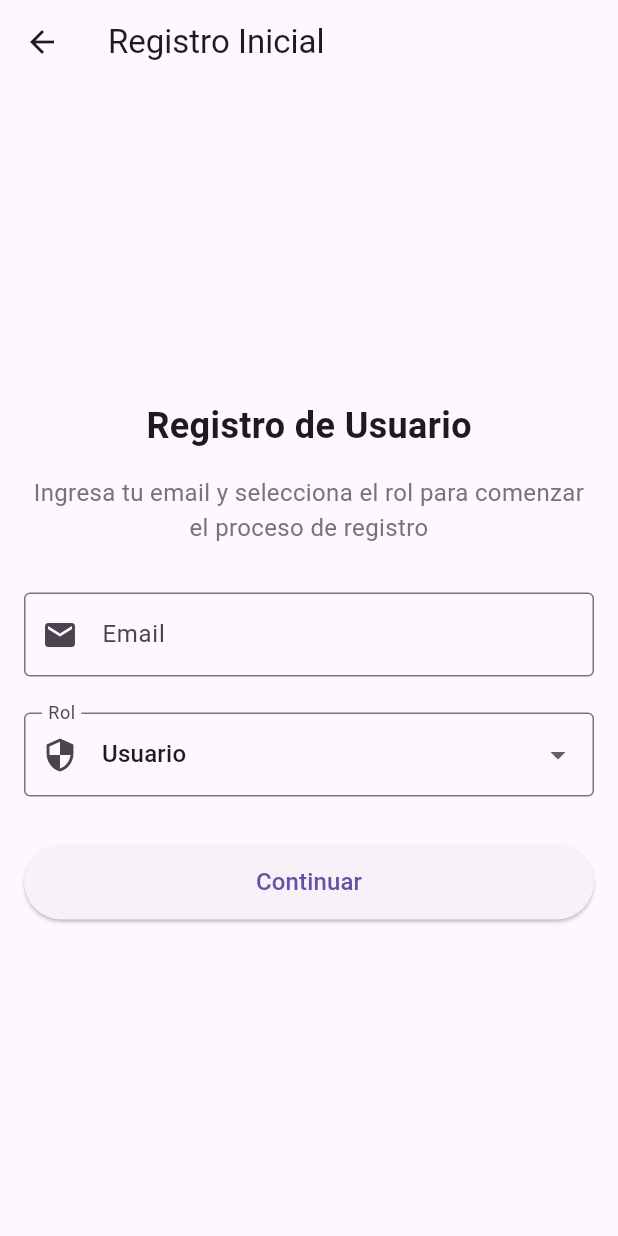
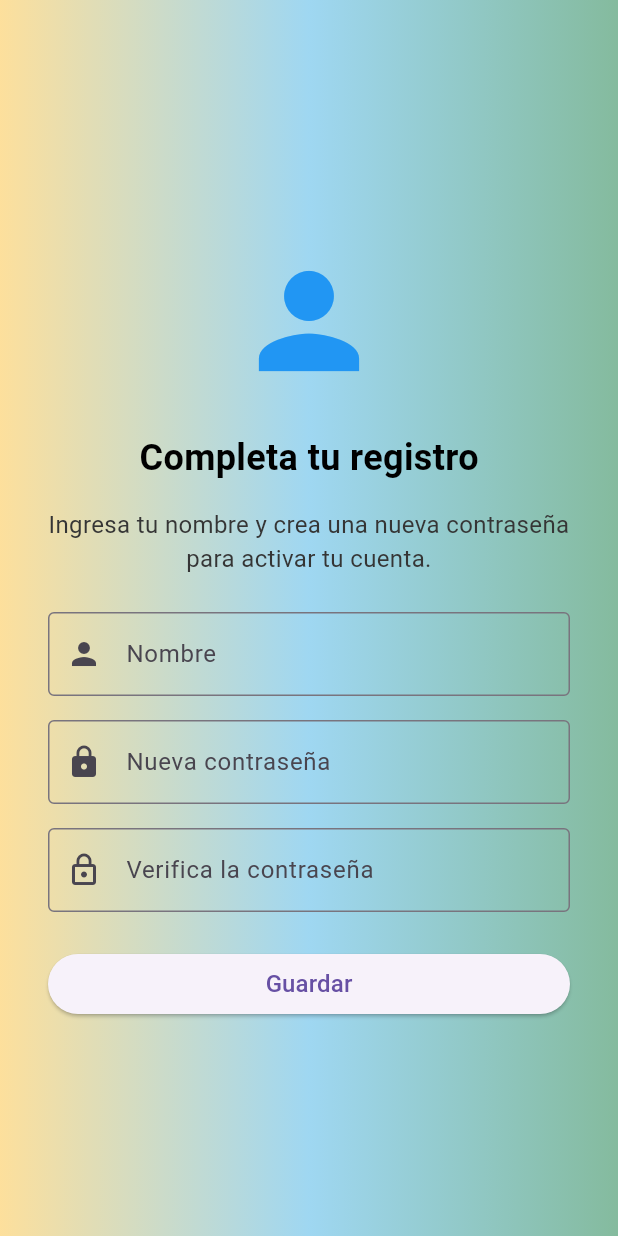
Before and after one commit to slumrike2/GEMA-Frontend, a Flutter app: the InitialRegisterScreen screen opened directly, on a phone screen of 412 x 824 dp. Run offline on Flutter 3.47's test engine with Material 3 defaults, Android fonts, the phone set to English and light mode, and no system bars; our stand-ins replace flutter_dotenv, supabase_flutter; accounts and stored records are empty.

Commit message:
fixed again the user login

```diff
--- a/FrontEnd/lib/Screens/initial_register.dart
+++ b/FrontEnd/lib/Screens/initial_register.dart
@@ -1,135 +1,191 @@
 import 'package:flutter/material.dart';
-import '../Services/user_service.dart';
+import 'package:frontend/Services/user_service.dart';
+import 'package:supabase_flutter/supabase_flutter.dart';
+import 'package:uuid/uuid.dart';
 
 class InitialRegisterScreen extends StatefulWidget {
   const InitialRegisterScreen({super.key});
 
+  static const String routeName = '/initial-register';
+
   @override
-  _InitialRegisterScreenState createState() => _InitialRegisterScreenState();
+  State<InitialRegisterScreen> createState() => _InitialRegisterScreenState();
 }
 
 class _InitialRegisterScreenState extends State<InitialRegisterScreen> {
   final _formKey = GlobalKey<FormState>();
-  final _emailController = TextEditingController();
+  final _nameController = TextEditingController();
   final _passwordController = TextEditingController();
-  String _selectedRole = 'user';
-  bool _isLoading = false;
+  final _passwordVerifyController = TextEditingController();
+  bool _loading = false;
 
   @override
   Widget build(BuildContext context) {
     return Scaffold(
-      appBar: AppBar(
-        title: const Text('Registro Inicial'),
+      body: Container(
+        decoration: const BoxDecoration(
+          gradient: LinearGradient(
+            begin: Alignment.centerLeft,
+            end: Alignment.centerRight,
+            colors: [
+              Color.fromARGB(122, 252, 198, 48),
+              Color.fromARGB(122, 55, 180, 227),
+              Color.fromARGB(122, 0, 121, 52),
+            ],
           ),
-      body: Padding(
-        padding: const EdgeInsets.all(16.0),
+        ),
+        child: SizedBox.expand(
+          child: Center(
+            child: SingleChildScrollView(
+              padding: const EdgeInsets.symmetric(
+                horizontal: 32.0,
+                vertical: 24.0,
+              ),
+              child: ConstrainedBox(
+                constraints: const BoxConstraints(maxWidth: 400),
                 child: Form(
                   key: _formKey,
                   child: Column(
-            mainAxisAlignment: MainAxisAlignment.center,
+                    mainAxisSize: MainAxisSize.min,
                     children: [
-              Text(
-                'Registro de Usuario',
-                style: const TextStyle(fontSize: 24, fontWeight: FontWeight.bold),
+                      const SizedBox(height: 60),
+                      Icon(Icons.person, size: 100, color: Colors.blue),
+                      const SizedBox(height: 24),
+                      const Text(
+                        'Completa tu registro',
+                        style: TextStyle(
+                          fontSize: 24,
+                          fontWeight: FontWeight.bold,
+                          color: Color.fromARGB(255, 0, 0, 0),
+                        ),
                       ),
                       const SizedBox(height: 16),
-              Text(
-                'Ingresa tu email y selecciona el rol para comenzar el proceso de registro',
-                style: TextStyle(fontSize: 16, color: Colors.grey[600]),
+                      const Text(
+                        'Ingresa tu nombre y crea una nueva contraseña para activar tu cuenta.',
+                        style: TextStyle(
+                          fontSize: 16,
+                          color: Color.fromARGB(255, 53, 53, 53),
+                        ),
                         textAlign: TextAlign.center,
                       ),
-              const SizedBox(height: 32),
+                      const SizedBox(height: 24),
                       TextFormField(
-                controller: _emailController,
+                        key: const Key('nameField'),
+                        controller: _nameController,
                         decoration: const InputDecoration(
-                  labelText: 'Email',
+                          labelText: 'Nombre',
                           border: OutlineInputBorder(),
-                  prefixIcon: Icon(Icons.email),
+                          prefixIcon: Icon(Icons.person),
                         ),
-                keyboardType: TextInputType.emailAddress,
                         validator: (value) {
-                  if (value == null || value.isEmpty) {
-                    return 'Por favor ingresa tu email';
-                  }
-                  if (!value.contains('@')) {
-                    return 'Por favor ingresa un email válido';
+                          if (value == null || value.trim().isEmpty) {
+                            return 'Por favor ingresa tu nombre';
                           }
                           return null;
                         },
+                        autovalidateMode: AutovalidateMode.onUserInteraction,
+                      ),
+                      const SizedBox(height: 16),
+                      TextFormField(
+                        key: const Key('passwordField'),
+                        controller: _passwordController,
+                        obscureText: true,
+                        decoration: const InputDecoration(
+                          labelText: 'Nueva contraseña',
+                          border: OutlineInputBorder(),
+                          prefixIcon: Icon(Icons.lock),
+                        ),
+                        validator: (value) {
+                          if (value == null || value.isEmpty) {
+                            return 'Por favor ingresa una contraseña';
+                          }
+                          if (value.length < 6) {
+                            return 'La contraseña debe tener al menos 6 caracteres';
+                          }
+                          return null;
+                        },
+                        autovalidateMode: AutovalidateMode.onUserInteraction,
+                      ),
+                      const SizedBox(height: 16),
+                      TextFormField(
+                        key: const Key('passwordVerifyField'),
+                        controller: _passwordVerifyController,
+                        obscureText: true,
+                        decoration: const InputDecoration(
+                          labelText: 'Verifica la contraseña',
+                          border: OutlineInputBorder(),
+                          prefixIcon: Icon(Icons.lock_outline),
+                        ),
+                        validator: (value) {
+                          if (value == null || value.isEmpty) {
+                            return 'Por favor verifica la contraseña';
+                          }
+                          if (value != _passwordController.text) {
+                            return 'Las contraseñas no coinciden';
+                          }
+                          return null;
+                        },
+                        autovalidateMode: AutovalidateMode.onUserInteraction,
                       ),
                       const SizedBox(height: 24),
-              DropdownButtonFormField<String>(
-                value: _selectedRole,
-                decoration: const InputDecoration(
-                  labelText: 'Rol',
-                  border: OutlineInputBorder(),
-                  prefixIcon: Icon(Icons.security),
-                ),
-                items: const [
-                  DropdownMenuItem(value: 'user', child: Text('Usuario')),
-                  DropdownMenuItem(value: 'admin', child: Text('Administrador')),
-                ],
-                onChanged: (value) {
-                  if (value != null) {
-                    setState(() {
-                      _selectedRole = value;
-                    });
-                  }
-                },
-              ),
-              const SizedBox(height: 32),
-              SizedBox(
+                      _loading
+                          ? const CircularProgressIndicator()
+                          : SizedBox(
                             width: double.infinity,
-                height: 50,
                             child: ElevatedButton(
-                  onPressed: _isLoading ? null : _registerUser,
-                  child: _isLoading
-                    ? const CircularProgressIndicator(color: Colors.white)
-                    : const Text(
-                        'Continuar',
+                              onPressed: _handleRegister,
+                              child: const Text(
+                                'Guardar',
                                 style: TextStyle(fontSize: 16),
                               ),
                             ),
                           ),
+                      const SizedBox(height: 40),
                     ],
+                  ),
+                ),
+              ),
+            ),
           ),
         ),
       ),
     );
   }
 
-  Future<void> _registerUser() async {
-    if (!_formKey.currentState!.validate()) return;
-
-    setState(() => _isLoading = true);
-
+  Future<void> _handleRegister() async {
+    SupabaseClient supabase = Supabase.instance.client;
+    final isValid = _formKey.currentState?.validate() ?? false;
+    if (!isValid) {
+      setState(() => _loading = false);
+      return;
+    }
+    setState(() => _loading = true);
     try {
-      await UserService.create(
-        email: _emailController.text,
-        role: _selectedRole,
+      await UserService.updateName(
+        supabase.auth.currentUser?.id ?? '',
+        _nameController.text.trim(),
       );
+      await UserService.changeCurrentUserPassword(
+        _passwordController.text.trim(),
+      );
+      if (!mounted) return;
+      Navigator.pushReplacementNamed(context, '/admin');
+    } catch (e) {
+      if (mounted) {
         ScaffoldMessenger.of(context).showSnackBar(
-        const SnackBar(
-          content: Text('Se ha enviado un enlace de confirmación a tu email'),
-          backgroundColor: Colors.green,
-        ),
+          SnackBar(content: Text('Error: $e'), backgroundColor: Colors.red),
         );
-      Navigator.pushReplacementNamed(context, '/login');
-    } catch (e) {
-      ScaffoldMessenger.of(context).showSnackBar(
-        SnackBar(
-          content: Text('Error: $e'),
-          backgroundColor: Colors.red,
-        ),
-      );
+      }
     } finally {
-      setState(() => _isLoading = false);
+      if (mounted) setState(() => _loading = false);
     }
   }
 
   @override
   void dispose() {
-    _emailController.dispose();
+    _nameController.dispose();
+    _passwordController.dispose();
+    _passwordVerifyController.dispose();
     super.dispose();
   }
 }
--- a/FrontEnd/lib/Services/user_service.dart
+++ b/FrontEnd/lib/Services/user_service.dart
@@ -35,12 +35,16 @@ class UserService {
       final List<dynamic> data = jsonDecode(response.body);
       return data
           .map((e) => User.fromJson(e))
-          .where((user) =>
-              (user.name?.trim().isNotEmpty ?? false) &&
-              (user.email?.trim().isNotEmpty ?? false))
+          .where(
+            (user) =>
+                (user.name?.trim().isNotEmpty ?? false) &&
+                (user.email?.trim().isNotEmpty ?? false),
+          )
           .toList();
     } else {
-      throw Exception('Error al obtener usuarios disponibles: ${response.statusCode}');
+      throw Exception(
+        'Error al obtener usuarios disponibles: ${response.statusCode}',
+      );
     }
   }
 
@@ -55,10 +59,15 @@ class UserService {
   }
 
   // Crear usuario: recibe email y rol, genera password aleatoria y registra en Supabase y backend
-  static Future<void> create({required String email, required String role}) async {
-    final chars = "ABCDEFGHIJKLMNOPQRSTUVWXYZabcdefghijklmnopqrstuvwxyz0123456789";
+  static Future<void> create({
+    required String email,
+    required String role,
+  }) async {
+    final chars =
+        "ABCDEFGHIJKLMNOPQRSTUVWXYZabcdefghijklmnopqrstuvwxyz0123456789";
     final rand = Random.secure();
-    final password = List.generate(16, (index) => chars[rand.nextInt(chars.length)]).join();
+    final password =
+        List.generate(16, (index) => chars[rand.nextInt(chars.length)]).join();
 
     final uuidResponse = await signUpUser(email, password);
     final uuid = uuidResponse.user?.id;
@@ -112,4 +121,17 @@ class UserService {
       throw Exception('Error al eliminar usuario: ${response.statusCode}');
     }
   }
+
+  static Future<void> updateName(String uuid, String name) async {
+    final response = await http.put(
+      Uri.parse('$baseUrl/name/$uuid'),
+      headers: {'Content-Type': 'application/json'},
+      body: jsonEncode({'name': name}),
+    );
+    if (response.statusCode != 200) {
+      throw Exception(
+        'Error al actualizar nombre de usuario: \\${response.statusCode}',
+      );
+    }
+  }
 }
--- a/FrontEnd/lib/main.dart
+++ b/FrontEnd/lib/main.dart
@@ -1,4 +1,5 @@
 import 'package:flutter/material.dart';
+import 'package:frontend/Screens/initial_register.dart';
 import 'package:supabase_flutter/supabase_flutter.dart';
 import 'Screens/login_screen.dart';
 import 'Screens/admin_screen.dart';
@@ -49,6 +50,8 @@ class MainApp extends StatelessWidget {
 
         // Ruta para la pantalla de administración
         AdminScreen.routeName: (context) => const AdminScreen(),
+        InitialRegisterScreen.routeName:
+            (context) => const InitialRegisterScreen(),
       },
     );
   }
```
Also changed, not shown: FrontEnd/lib/Screens/login_screen.dart (+44 -33 lines). Lines whose indentation alone changed are shown as unchanged.
